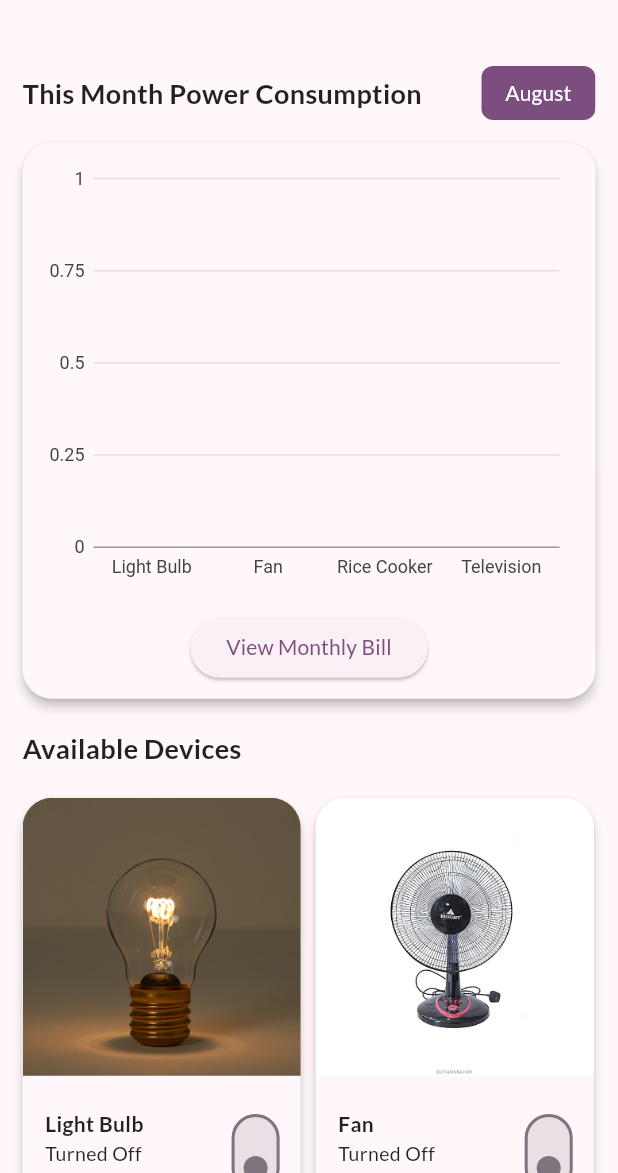
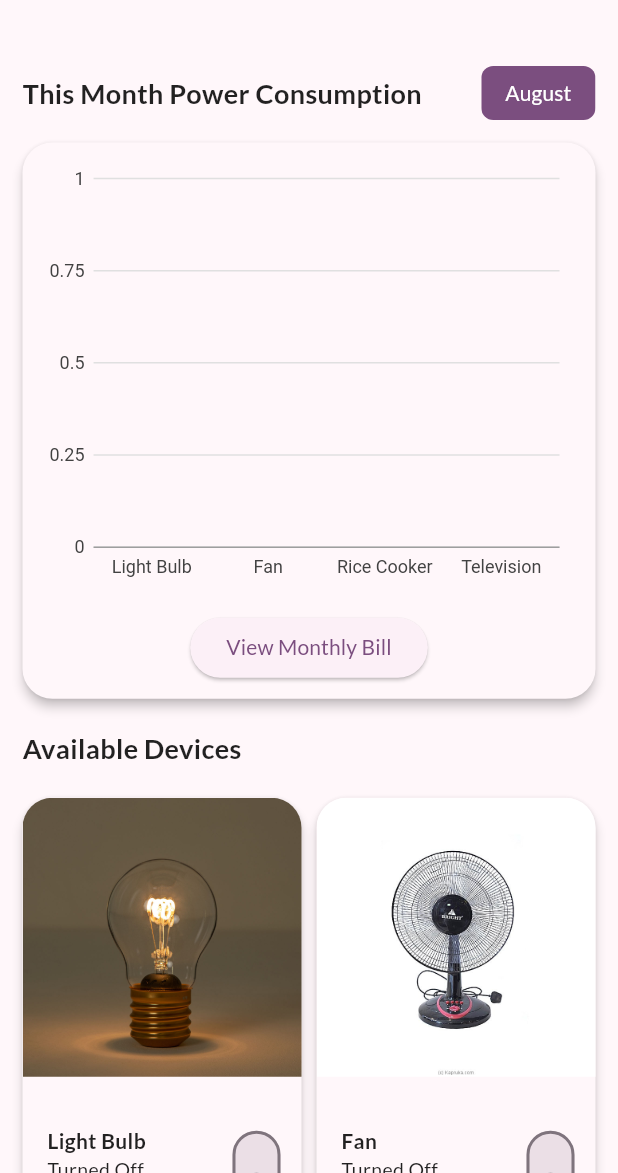
Before and after one commit to MuksithMRA/home_automation, a Flutter app: the screen it shows after launch, on a phone screen of 412 x 824 dp, the part 63-1236 px from its top. Run offline on Flutter 3.47's test engine with Material 2 defaults, Android fonts, the phone set to English and light mode, and no system bars; our stand-ins replace animated_splash_screen, charts_flutter_new, firebase_core, firebase_database, google_fonts; accounts and stored records are empty.

Commit message:
responsive fix

```diff
--- a/lib/screens/home_screen.dart
+++ b/lib/screens/home_screen.dart
@@ -57,7 +57,7 @@ class _HomeScreenState extends State<HomeScreen> {
                           label: Text(DateFormat.MMMM().format(DateTime.now())))
                     ],
                   ),
-                  Wrap(
+                  Column(
                     children: [
                       Material(
                         elevation: 3,
@@ -210,19 +210,20 @@ class _HomeScreenState extends State<HomeScreen> {
                               fontSize: 18, fontWeight: FontWeight.w600),
                         ),
                       ),
-                      Wrap(
+                      GridView.count(
+                        padding: const EdgeInsets.only(top: 20),
+                        physics: const NeverScrollableScrollPhysics(),
+                        shrinkWrap: true,
+                        crossAxisCount: 2,
+                        crossAxisSpacing: 10,
+                        mainAxisSpacing: 10,
+                        childAspectRatio: 3 / 5,
                         children:
                             List.generate(cDevice.devices.length, (index) {
                           DeviceModel device = cDevice.devices[index];
-                          return Padding(
-                            padding: EdgeInsets.only(
-                                top: 20, right: index % 2 == 0 ? 10 : 0),
-                            child: Material(
+                          return Material(
                             elevation: 3,
                             borderRadius: BorderRadius.circular(20),
-                              child: SizedBox(
-                                height: screenSize.height * 0.35,
-                                width: screenSize.width * 0.45,
                             child: Column(
                               children: [
                                 ClipRRect(
@@ -230,16 +231,16 @@ class _HomeScreenState extends State<HomeScreen> {
                                     topLeft: Radius.circular(20),
                                     topRight: Radius.circular(20),
                                   ),
-                                        child: Image.asset(device.image)),
+                                  child: Image.asset(device.image),
+                                ),
                                 Expanded(
                                   child: Row(
                                     children: [
                                       Flexible(
                                         child: Container(
-                                              padding:
-                                                  const EdgeInsets.symmetric(
-                                                horizontal: 15,
-                                                vertical: 10,
+                                          padding: EdgeInsets.symmetric(
+                                            horizontal: screenSize.width * 0.04,
+                                            vertical: screenSize.height * 0.03,
                                           ),
                                           alignment: Alignment.centerLeft,
                                           child: Column(
@@ -257,16 +258,14 @@ class _HomeScreenState extends State<HomeScreen> {
                                               Text(
                                                 "Turned ${device.isOn == 1 ? 'On' : 'Off'}",
                                                 style: const TextStyle(
-                                                      fontWeight:
-                                                          FontWeight.w400,
+                                                  fontWeight: FontWeight.w400,
                                                   fontSize: 13,
                                                 ),
                                               ),
                                               Text(
                                                 "${device.currentUsage} kWh",
                                                 style: const TextStyle(
-                                                      fontWeight:
-                                                          FontWeight.w400,
+                                                  fontWeight: FontWeight.w400,
                                                   fontSize: 13,
                                                 ),
                                               ),
@@ -279,8 +278,7 @@ class _HomeScreenState extends State<HomeScreen> {
                                         child: Switch(
                                             value: device.isOn == 1,
                                             onChanged: (isOn) async {
-                                                  await cDevice
-                                                      .turnOnOrOffDevice(
+                                              await cDevice.turnOnOrOffDevice(
                                                 device.relayNo,
                                                 isOn ? 1 : 0,
                                               );
@@ -291,11 +289,9 @@ class _HomeScreenState extends State<HomeScreen> {
                                 ),
                               ],
                             ),
-                              ),
-                            ),
                           );
                         }),
-                      ),
+                      )
                     ],
                   ),
                 ],
```
Lines whose indentation alone changed are shown as unchanged.
